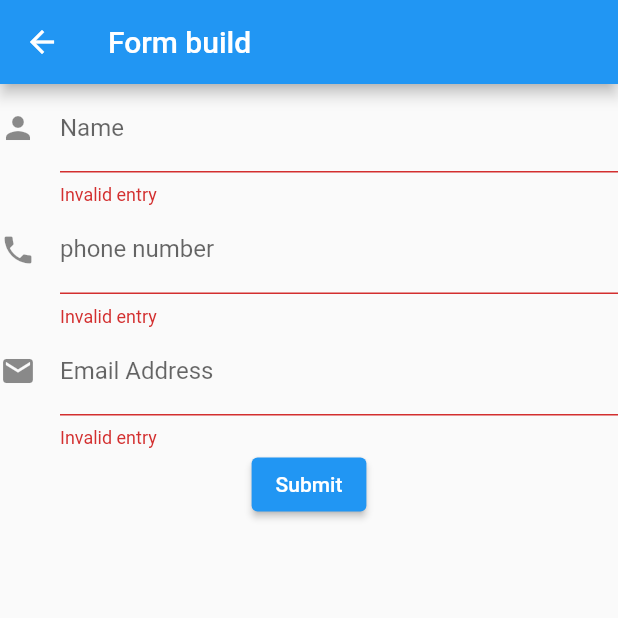
After one commit to dilipkumar4813/flutter_illustrations, a Flutter app: the BasicForm screen opened by its route, after a tap on "Submit", on a phone screen of 412 x 824 dp, the top half of it. The commit adds this screen. Run offline on Flutter 3.47's test engine with Material 2 defaults, Android fonts, the light colour scheme and no system bars; our stand-ins replace fluttertoast.

Commit message:
Basic Screens
App Bar, dialog and form

```diff
--- /dev/null
+++ b/lib/screens/basic_form.dart
@@ -0,0 +1,97 @@
+import 'package:flutter/material.dart';
+
+class BasicForm extends StatefulWidget {
+  const BasicForm({super.key});
+
+  @override
+  State<BasicForm> createState() => _BasicFormState();
+}
+
+class _BasicFormState extends State<BasicForm> {
+  final _formKey = GlobalKey<FormState>();
+  String emailAddress = "";
+
+  @override
+  Widget build(BuildContext context) {
+    return Scaffold(
+      appBar: AppBar(
+        leading: IconButton(
+          icon: const Icon(Icons.arrow_back, color: Colors.white),
+          onPressed: () => Navigator.of(context).pop(),
+        ),
+        title: Text("Form build"),
+      ),
+      body: SafeArea(
+        child: Column(
+          children: [
+            Form(
+              key: _formKey,
+              child: Column(
+                children: [
+                  TextFormField(
+                    keyboardType: TextInputType.name,
+                    decoration: const InputDecoration(
+                      icon: const Icon(Icons.person),
+                      hintText: 'Enter your full name',
+                      labelText: 'Name',
+                    ),
+                    validator: (value) {
+                      if (value!.isEmpty) {
+                        return ("Invalid entry");
+                      }
+                      return null;
+                    },
+                  ),
+                  TextFormField(
+                    keyboardType: TextInputType.phone,
+                    decoration: const InputDecoration(
+                      icon: const Icon(Icons.phone),
+                      hintText: 'Enter your phone number',
+                      labelText: 'phone number',
+                    ),
+                    validator: (value) {
+                      if (value!.isEmpty) {
+                        return ("Invalid entry");
+                      }
+                      return null;
+                    },
+                  ),
+                  TextFormField(
+                    onSaved: (newValue) {
+                      emailAddress = newValue ?? "";
+                    },
+                    keyboardType: TextInputType.emailAddress,
+                    decoration: const InputDecoration(
+                      icon: const Icon(Icons.email),
+                      hintText: 'Enter your email address',
+                      labelText: 'Email Address',
+                    ),
+                    validator: (value) {
+                      if (value!.isEmpty) {
+                        return ("Invalid entry");
+                      }
+                      return null;
+                    },
+                  ),
+                ],
+              ),
+            ),
+            ElevatedButton(
+              onPressed: () {
+                if (_formKey.currentState!.validate()) {
+                  print("Test $emailAddress");
+                  ScaffoldMessenger.of(context).showSnackBar(
+                    SnackBar(
+                      content: Text("Form validated $emailAddress"),
+                    ),
+                  );
+                }
+              },
+              child: Text("Submit"),
+            ),
+          ],
+        ),
+      ),
+    );
+  }
+}
--- a/lib/utils/routes/basic_routes.dart
+++ b/lib/utils/routes/basic_routes.dart
@@ -4,4 +4,7 @@ import '../screens.dart';
 Map basicRoutes = {
   AppRoutes.home: (context) => const MyHomePage(title: "Initial"),
   AppRoutes.containers: (context) => const BasicContainers(),
+  AppRoutes.dialogs: (context) => const BasicDialogs(),
+  AppRoutes.appBar: (context) => const BasicAppBar(),
+  AppRoutes.basicForm: (context) => const BasicForm(),
 };
--- a/lib/utils/routes/route_strings.dart
+++ b/lib/utils/routes/route_strings.dart
@@ -1,4 +1,7 @@
 class AppRoutes {
   static String home = '/';
   static String containers = '/containers';
+  static String dialogs = '/dialogs';
+  static String appBar = '/appbar';
+  static String basicForm = '/basicForm';
 }
--- a/lib/utils/screens.dart
+++ b/lib/utils/screens.dart
@@ -1,2 +1,5 @@
 export '../screens/basic_containers.dart';
 export '../screens/homepage.dart';
+export '../screens/basic_dialogs.dart';
+export '../screens/basic_appbar.dart';
+export '../screens/basic_form.dart';
--- a/pubspec.yaml
+++ b/pubspec.yaml
@@ -47,7 +47,8 @@ dev_dependencies:
   # rules and activating additional ones.
   flutter_lints: ^2.0.0
   flutter_animator: ^3.2.2
-  # liquid_swipe: ^3.0.0
+  fluttertoast: ^8.1.3
+  liquid_swipe: ^3.0.0
   # spring_button: ^2.0.0
 
 # For information on the generic Dart part of this file, see the
```
Also changed, not shown: lib/screens/basic_appbar.dart (added, +47 -0 lines), lib/screens/basic_dialogs.dart (added, +76 -0 lines), lib/screens/homepage.dart (+18 -0 lines), 8 other files.
